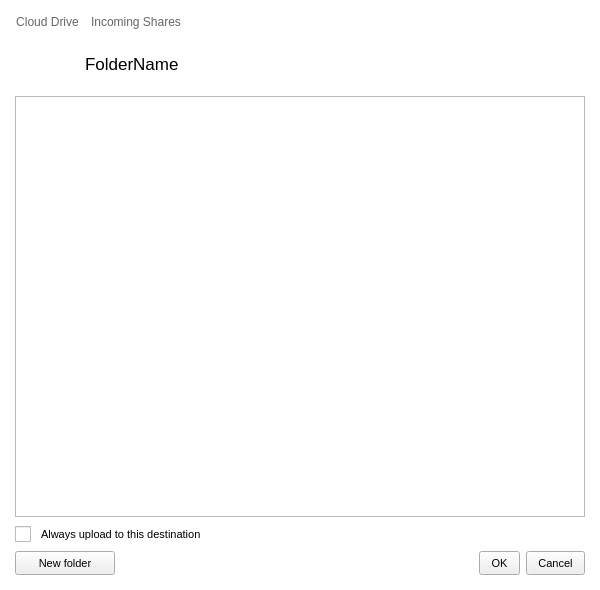
Qt form src/MEGASync/gui/win/NodeSelector.ui (meganz/MEGAsync) before a commit.
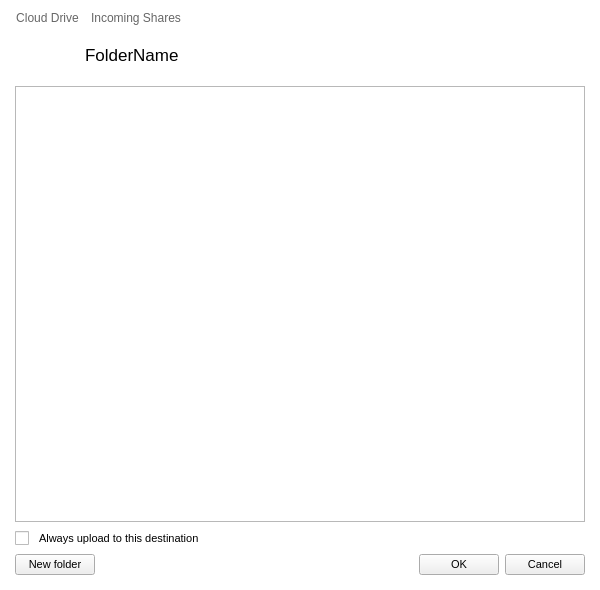
The same form after that commit. Icons and pictures are not drawn. Custom widgets are drawn as their Qt base class.

Commit message: SNC-2573. Button sizes on dialogs on windows

Patch:
```diff
--- a/src/MEGASync/gui/win/NodeSelector.ui
+++ b/src/MEGASync/gui/win/NodeSelector.ui
@@ -23,7 +23,8 @@
    <string>Select a MEGA folder</string>
   </property>
   <property name="styleSheet">
-   <string notr="true">QDialog{
+   <string notr="true">QDialog
+{
 background:#FFFFFF;
 }
 
@@ -37,26 +38,9 @@
 font-size: 11px;
 }
 
-QCheckBox::indicator {
-     width: 16px;
-     height: 16px;
- }
-
-QRadioButton::indicator {
-     width: 16px;
-     height: 16px;
- }
-
 QScrollBar:horizontal {
 height: 16px;
 }
-
-QPushButton
-{
-	height: 22px;
-	padding-right: 11px;
-	padding-left: 11px;
-}
 </string>
   </property>
   <property name="modal">
@@ -287,6 +271,7 @@
        <property name="font">
         <font>
          <pointsize>-1</pointsize>
+         <weight>50</weight>
          <bold>false</bold>
          <strikeout>false</strikeout>
          <kerning>false</kerning>
@@ -532,12 +517,6 @@
       </property>
       <item>
        <widget class="QPushButton" name="bNewFolder">
-        <property name="minimumSize">
-         <size>
-          <width>100</width>
-          <height>0</height>
-         </size>
-        </property>
         <property name="text">
          <string>New folder</string>
         </property>
@@ -558,15 +537,6 @@
       </item>
       <item>
        <widget class="QPushButton" name="bOk">
-        <property name="minimumSize">
-         <size>
-          <width>0</width>
-          <height>0</height>
-         </size>
-        </property>
-        <property name="styleSheet">
-         <string notr="true"/>
-        </property>
         <property name="text">
          <string>OK</string>
         </property>
@@ -574,12 +544,6 @@
       </item>
       <item>
        <widget class="QPushButton" name="bCancel">
-        <property name="minimumSize">
-         <size>
-          <width>0</width>
-          <height>0</height>
-         </size>
-        </property>
         <property name="text">
          <string>Cancel</string>
         </property>
```
The commit also changes 20 other files.
